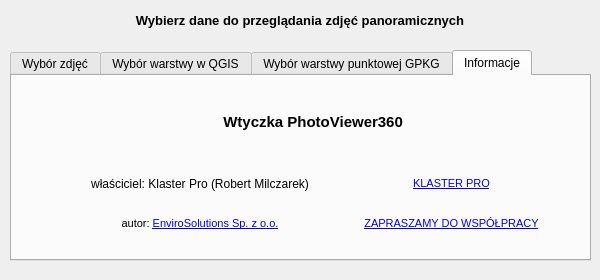
Before: the Qt Designer form gui/first_window_geo360_base.ui in wojkol1/PhotoViewer360, drawn with Qt 5.
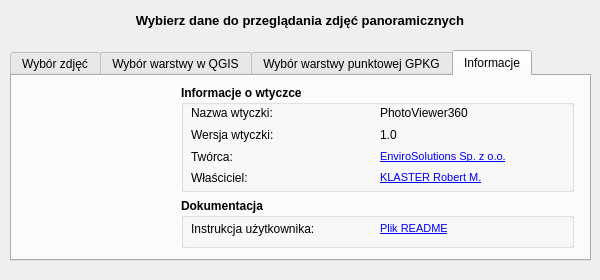
After: the same form once the commit is applied. The open tabs and pages were chosen to show the change. Icons and pictures are not drawn. Custom widgets are drawn as their Qt base class.

Commit message: uzupełniona zakładka z informacjami

What changed in the file:
```diff
--- a/gui/first_window_geo360_base.ui
+++ b/gui/first_window_geo360_base.ui
@@ -377,10 +377,10 @@
     <widget class="QWidget" name="verticalLayoutWidget_3">
      <property name="geometry">
       <rect>
-       <x>10</x>
+       <x>160</x>
        <y>0</y>
-       <width>561</width>
-       <height>174</height>
+       <width>411</width>
+       <height>181</height>
       </rect>
      </property>
      <layout class="QVBoxLayout" name="verticalLayout_3">
@@ -397,211 +397,281 @@
        <number>9</number>
       </property>
       <item>
-       <layout class="QHBoxLayout" name="horizontalLayout">
-        <property name="spacing">
-         <number>5</number>
+       <widget class="QGroupBox" name="groupBox">
+        <property name="font">
+         <font>
+          <weight>75</weight>
+          <bold>true</bold>
+         </font>
         </property>
-        <property name="sizeConstraint">
-         <enum>QLayout::SetDefaultConstraint</enum>
+        <property name="title">
+         <string>Informacje o wtyczce</string>
         </property>
-        <property name="leftMargin">
-         <number>5</number>
-        </property>
-        <property name="topMargin">
-         <number>5</number>
-        </property>
-        <property name="rightMargin">
-         <number>5</number>
-        </property>
-        <property name="bottomMargin">
-         <number>5</number>
-        </property>
-        <item>
-         <spacer name="horizontalSpacer">
-          <property name="orientation">
-           <enum>Qt::Horizontal</enum>
-          </property>
-          <property name="sizeType">
-           <enum>QSizePolicy::Expanding</enum>
-          </property>
-          <property name="sizeHint" stdset="0">
-           <size>
-            <width>40</width>
-            <height>40</height>
-           </size>
-          </property>
-         </spacer>
-        </item>
-        <item>
-         <widget class="QLabel" name="label_12">
-          <property name="maximumSize">
-           <size>
-            <width>50</width>
-            <height>50</height>
-           </size>
-          </property>
-          <property name="text">
-           <string/>
-          </property>
-          <property name="pixmap">
-           <pixmap>../images/logo2.png</pixmap>
-          </property>
-          <property name="scaledContents">
-           <bool>true</bool>
-          </property>
-         </widget>
-        </item>
-        <item>
-         <widget class="QLabel" name="label_10">
-          <property name="text">
-           <string>&lt;html&gt;&lt;head/&gt;&lt;body&gt;&lt;p&gt;&lt;span style=&quot; font-size:11pt; font-weight:600;&quot;&gt;  &amp;nbsp;&amp;nbsp;Wtyczka PhotoViewer360&lt;/span&gt;&lt;/p&gt;&lt;/body&gt;&lt;/html&gt;</string>
-          </property>
-          <property name="alignment">
-           <set>Qt::AlignLeading|Qt::AlignLeft|Qt::AlignVCenter</set>
-          </property>
-         </widget>
-        </item>
-        <item>
-         <spacer name="horizontalSpacer_2">
-          <property name="orientation">
-           <enum>Qt::Horizontal</enum>
-          </property>
-          <property name="sizeType">
-           <enum>QSizePolicy::Expanding</enum>
-          </property>
-          <property name="sizeHint" stdset="0">
-           <size>
-            <width>40</width>
-            <height>40</height>
-           </size>
-          </property>
-         </spacer>
-        </item>
-       </layout>
+        <widget class="QWidget" name="">
+         <property name="geometry">
+          <rect>
+           <x>10</x>
+           <y>20</y>
+           <width>371</width>
+           <height>81</height>
+          </rect>
+         </property>
+         <layout class="QGridLayout" name="gridLayout">
+          <item row="3" column="0">
+           <widget class="QLabel" name="label_4">
+            <property name="font">
+             <font>
+              <weight>50</weight>
+              <bold>false</bold>
+             </font>
+            </property>
+            <property name="text">
+             <string>Właściciel:</string>
+            </property>
+            <property name="alignment">
+             <set>Qt::AlignLeading|Qt::AlignLeft|Qt::AlignVCenter</set>
+            </property>
+           </widget>
+          </item>
+          <item row="2" column="1">
+           <widget class="QLabel" name="lbl_copyrights_2">
+            <property name="font">
+             <font>
+              <pointsize>8</pointsize>
+              <weight>50</weight>
+              <bold>false</bold>
+             </font>
+            </property>
+            <property name="text">
+             <string>&lt;html&gt;&lt;head/&gt;&lt;body&gt;&lt;p&gt;&lt;a href=&quot;http://www.envirosolutions.pl/&quot;&gt;&lt;span style=&quot; text-decoration: underline; color:#0000ff;&quot;&gt;EnviroSolutions Sp. z o.o.&lt;/span&gt;&lt;/a&gt;&lt;/p&gt;&lt;/body&gt;&lt;/html&gt;</string>
+            </property>
+            <property name="textFormat">
+             <enum>Qt::RichText</enum>
+            </property>
+            <property name="alignment">
+             <set>Qt::AlignLeading|Qt::AlignLeft|Qt::AlignVCenter</set>
+            </property>
+            <property name="openExternalLinks">
+             <bool>true</bool>
+            </property>
+            <property name="textInteractionFlags">
+             <set>Qt::TextBrowserInteraction</set>
+            </property>
+           </widget>
+          </item>
+          <item row="1" column="0">
+           <widget class="QLabel" name="label_6">
+            <property name="font">
+             <font>
+              <weight>50</weight>
+              <bold>false</bold>
+             </font>
+            </property>
+            <property name="text">
+             <string>Wersja wtyczki:</string>
+            </property>
+            <property name="alignment">
+             <set>Qt::AlignLeading|Qt::AlignLeft|Qt::AlignVCenter</set>
+            </property>
+           </widget>
+          </item>
+          <item row="0" column="0">
+           <widget class="QLabel" name="label_5">
+            <property name="font">
+             <font>
+              <weight>50</weight>
+              <bold>false</bold>
+             </font>
+            </property>
+            <property name="text">
+             <string>Nazwa wtyczki:</string>
+            </property>
+            <property name="alignment">
+             <set>Qt::AlignLeading|Qt::AlignLeft|Qt::AlignVCenter</set>
+            </property>
+           </widget>
+          </item>
+          <item row="2" column="0">
+           <widget class="QLabel" name="label_7">
+            <property name="font">
+             <font>
+              <weight>50</weight>
+              <bold>false</bold>
+             </font>
+            </property>
+            <property name="text">
+             <string>Twórca:</string>
+            </property>
+            <property name="alignment">
+             <set>Qt::AlignLeading|Qt::AlignLeft|Qt::AlignVCenter</set>
+            </property>
+           </widget>
+          </item>
+          <item row="3" column="1">
+           <widget class="QLabel" name="lbl_email_3">
+            <property name="font">
+             <font>
+              <pointsize>8</pointsize>
+              <weight>50</weight>
+              <bold>false</bold>
+             </font>
+            </property>
+            <property name="text">
+             <string>&lt;html&gt;&lt;head/&gt;&lt;body&gt;&lt;p&gt;&lt;a href=&quot;http://klasterpro.pl/&quot;&gt;&lt;span style=&quot; text-decoration: underline; color:#0000ff;&quot;&gt;KLASTER Robert M.&lt;/span&gt;&lt;/a&gt;&lt;/p&gt;&lt;/body&gt;&lt;/html&gt;</string>
+            </property>
+            <property name="textFormat">
+             <enum>Qt::RichText</enum>
+            </property>
+            <property name="alignment">
+             <set>Qt::AlignLeading|Qt::AlignLeft|Qt::AlignVCenter</set>
+            </property>
+            <property name="openExternalLinks">
+             <bool>true</bool>
+            </property>
+            <property name="textInteractionFlags">
+             <set>Qt::TextBrowserInteraction</set>
+            </property>
+           </widget>
+          </item>
+          <item row="1" column="1">
+           <widget class="QLabel" name="label_8">
+            <property name="font">
+             <font>
+              <weight>50</weight>
+              <bold>false</bold>
+             </font>
+            </property>
+            <property name="text">
+             <string>1.0</string>
+            </property>
+            <property name="alignment">
+             <set>Qt::AlignLeading|Qt::AlignLeft|Qt::AlignVCenter</set>
+            </property>
+           </widget>
+          </item>
+          <item row="0" column="1">
+           <widget class="QLabel" name="label_9">
+            <property name="font">
+             <font>
+              <weight>50</weight>
+              <bold>false</bold>
+             </font>
+            </property>
+            <property name="text">
+             <string>PhotoViewer360</string>
+            </property>
+            <property name="alignment">
+             <set>Qt::AlignLeading|Qt::AlignLeft|Qt::AlignVCenter</set>
+            </property>
+           </widget>
+          </item>
+         </layout>
+        </widget>
+       </widget>
       </item>
       <item>
-       <layout class="QGridLayout" name="gridLayout">
-        <item row="0" column="2">
-         <widget class="QLabel" name="lbl_email_3">
-          <property name="font">
-           <font>
-            <pointsize>8</pointsize>
-           </font>
-          </property>
-          <property name="text">
-           <string>&lt;html&gt;&lt;head/&gt;&lt;body&gt;&lt;p&gt;&lt;a href=&quot;http://klasterpro.pl/&quot;&gt;&lt;span style=&quot; text-decoration: underline; color:#0000ff;&quot;&gt;KLASTER PRO&lt;/span&gt;&lt;/a&gt;&lt;/p&gt;&lt;/body&gt;&lt;/html&gt;</string>
-          </property>
-          <property name="textFormat">
-           <enum>Qt::RichText</enum>
-          </property>
-          <property name="alignment">
-           <set>Qt::AlignCenter</set>
-          </property>
-          <property name="openExternalLinks">
-           <bool>true</bool>
-          </property>
-          <property name="textInteractionFlags">
-           <set>Qt::TextBrowserInteraction</set>
-          </property>
-         </widget>
-        </item>
-        <item row="0" column="1">
-         <widget class="QLabel" name="label_4">
-          <property name="text">
-           <string>właściciel: Klaster Pro (Robert Milczarek)</string>
-          </property>
-          <property name="alignment">
-           <set>Qt::AlignCenter</set>
-          </property>
-         </widget>
-        </item>
-        <item row="1" column="1">
-         <widget class="QLabel" name="lbl_copyrights_2">
-          <property name="font">
-           <font>
-            <pointsize>8</pointsize>
-           </font>
-          </property>
-          <property name="text">
-           <string>&lt;html&gt;&lt;head/&gt;&lt;body&gt;&lt;p&gt;autor: &lt;a href=&quot;http://www.envirosolutions.pl/&quot;&gt;&lt;span style=&quot; text-decoration: underline; color:#0000ff;&quot;&gt;EnviroSolutions Sp. z o.o.&lt;/span&gt;&lt;/a&gt;&lt;/p&gt;&lt;/body&gt;&lt;/html&gt;</string>
-          </property>
-          <property name="textFormat">
-           <enum>Qt::RichText</enum>
-          </property>
-          <property name="alignment">
-           <set>Qt::AlignCenter</set>
-          </property>
-          <property name="openExternalLinks">
-           <bool>true</bool>
-          </property>
-          <property name="textInteractionFlags">
-           <set>Qt::TextBrowserInteraction</set>
-          </property>
-         </widget>
-        </item>
-        <item row="1" column="2">
-         <widget class="QLabel" name="lbl_email_2">
-          <property name="font">
-           <font>
-            <pointsize>8</pointsize>
-           </font>
-          </property>
-          <property name="text">
-           <string>&lt;html&gt;&lt;head/&gt;&lt;body&gt;&lt;p&gt;&lt;a href=&quot;https://www.envirosolutions.pl/images/Narz%C4%99dzia%20Automatyzacji%20QGIS.pdf&quot;&gt;&lt;span style=&quot; text-decoration: underline; color:#0000ff;&quot;&gt;ZAPRASZAMY DO WSPÓŁPRACY&lt;/span&gt;&lt;/a&gt;&lt;/p&gt;&lt;/body&gt;&lt;/html&gt;</string>
-          </property>
-          <property name="textFormat">
-           <enum>Qt::RichText</enum>
-          </property>
-          <property name="alignment">
-           <set>Qt::AlignCenter</set>
-          </property>
-          <property name="openExternalLinks">
-           <bool>true</bool>
-          </property>
-          <property name="textInteractionFlags">
-           <set>Qt::TextBrowserInteraction</set>
-          </property>
-         </widget>
-        </item>
-        <item row="0" column="0">
-         <widget class="QLabel" name="label_7">
-          <property name="maximumSize">
-           <size>
-            <width>40</width>
-            <height>40</height>
-           </size>
-          </property>
-          <property name="text">
-           <string/>
-          </property>
-          <property name="pixmap">
-           <pixmap>../images/logo.png</pixmap>
-          </property>
-          <property name="scaledContents">
-           <bool>true</bool>
-          </property>
-         </widget>
-        </item>
-        <item row="1" column="0">
-         <widget class="QLabel" name="label_8">
-          <property name="maximumSize">
-           <size>
-            <width>40</width>
-            <height>40</height>
-           </size>
-          </property>
-          <property name="text">
-           <string/>
-          </property>
-          <property name="pixmap">
-           <pixmap>../images/logo_enviro.png</pixmap>
-          </property>
-          <property name="scaledContents">
-           <bool>true</bool>
-          </property>
-         </widget>
-        </item>
-       </layout>
+       <widget class="QGroupBox" name="groupBox_2">
+        <property name="maximumSize">
+         <size>
+          <width>16777215</width>
+          <height>50</height>
+         </size>
+        </property>
+        <property name="font">
+         <font>
+          <weight>75</weight>
+          <bold>true</bold>
+         </font>
+        </property>
+        <property name="title">
+         <string>Dokumentacja</string>
+        </property>
+        <widget class="QWidget" name="layoutWidget">
+         <property name="geometry">
+          <rect>
+           <x>10</x>
+           <y>20</y>
+           <width>371</width>
+           <height>21</height>
+          </rect>
+         </property>
+         <layout class="QGridLayout" name="gridLayout_3">
+          <item row="0" column="0">
+           <widget class="QLabel" name="label_14">
+            <property name="font">
+             <font>
+              <weight>50</weight>
+              <bold>false</bold>
+             </font>
+            </property>
+            <property name="text">
+             <string>Instrukcja użytkownika:</string>
+            </property>
+            <property name="alignment">
+             <set>Qt::AlignLeading|Qt::AlignLeft|Qt::AlignVCenter</set>
+            </property>
+           </widget>
+          </item>
+          <item row="0" column="1">
+           <widget class="QLabel" name="lbl_copyrights_3">
+            <property name="font">
+             <font>
+              <pointsize>8</pointsize>
+              <weight>50</weight>
+              <bold>false</bold>
+             </font>
+            </property>
+            <property name="text">
+             <string>&lt;html&gt;&lt;head/&gt;&lt;body&gt;&lt;p&gt;&lt;a href=&quot;https://github.com/envirosolutionspl/PhotoViewer360/blob/master/README.md&quot;&gt;&lt;span style=&quot; text-decoration: underline; color:#0000ff;&quot;&gt;Plik README&lt;/span&gt;&lt;/a&gt;&lt;/p&gt;&lt;/body&gt;&lt;/html&gt;</string>
+            </property>
+            <property name="textFormat">
+             <enum>Qt::RichText</enum>
+            </property>
+            <property name="alignment">
+             <set>Qt::AlignLeading|Qt::AlignLeft|Qt::AlignVCenter</set>
+            </property>
+            <property name="openExternalLinks">
+             <bool>true</bool>
+            </property>
+            <property name="textInteractionFlags">
+             <set>Qt::TextBrowserInteraction</set>
+            </property>
+           </widget>
+          </item>
+         </layout>
+        </widget>
+       </widget>
+      </item>
+     </layout>
+    </widget>
+    <widget class="QWidget" name="gridLayoutWidget">
+     <property name="geometry">
+      <rect>
+       <x>0</x>
+       <y>0</y>
+       <width>171</width>
+       <height>181</height>
+      </rect>
+     </property>
+     <layout class="QGridLayout" name="gridLayout_2">
+      <item row="0" column="0">
+       <widget class="QLabel" name="label_12">
+        <property name="maximumSize">
+         <size>
+          <width>122</width>
+          <height>122</height>
+         </size>
+        </property>
+        <property name="text">
+         <string/>
+        </property>
+        <property name="pixmap">
+         <pixmap>../images/logo2.png</pixmap>
+        </property>
+        <property name="scaledContents">
+         <bool>true</bool>
+        </property>
+       </widget>
       </item>
      </layout>
     </widget>
```
Left out of the diff: 2 changed lines with no effect on the pictures. The commit also changes 1 other file.
